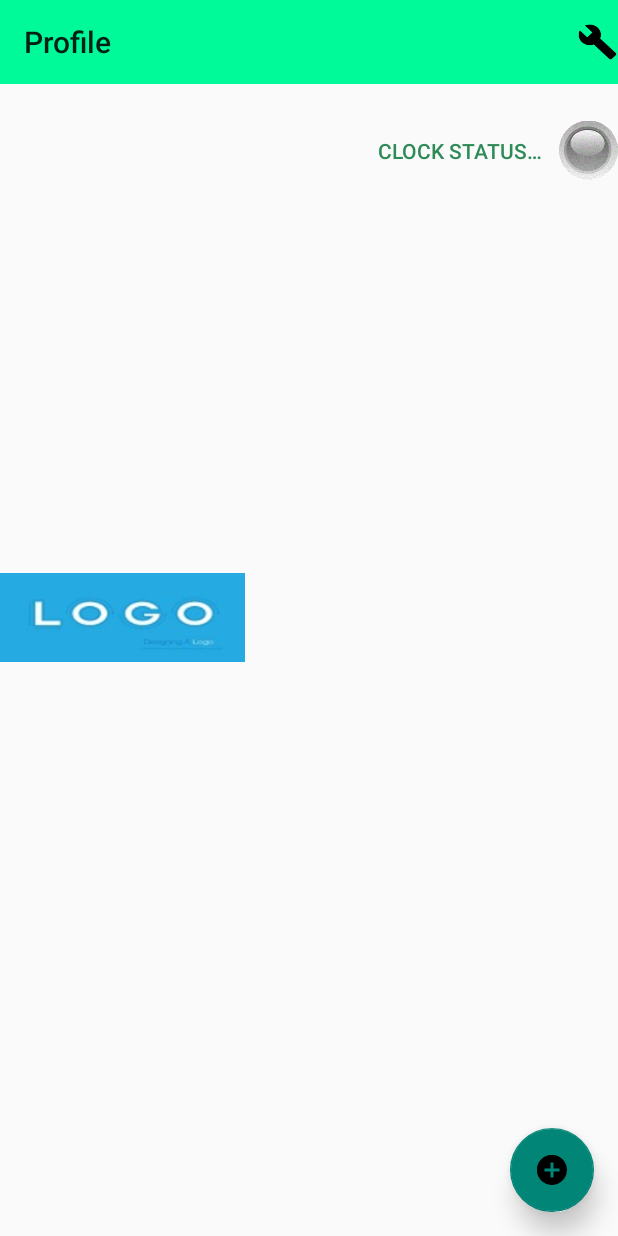
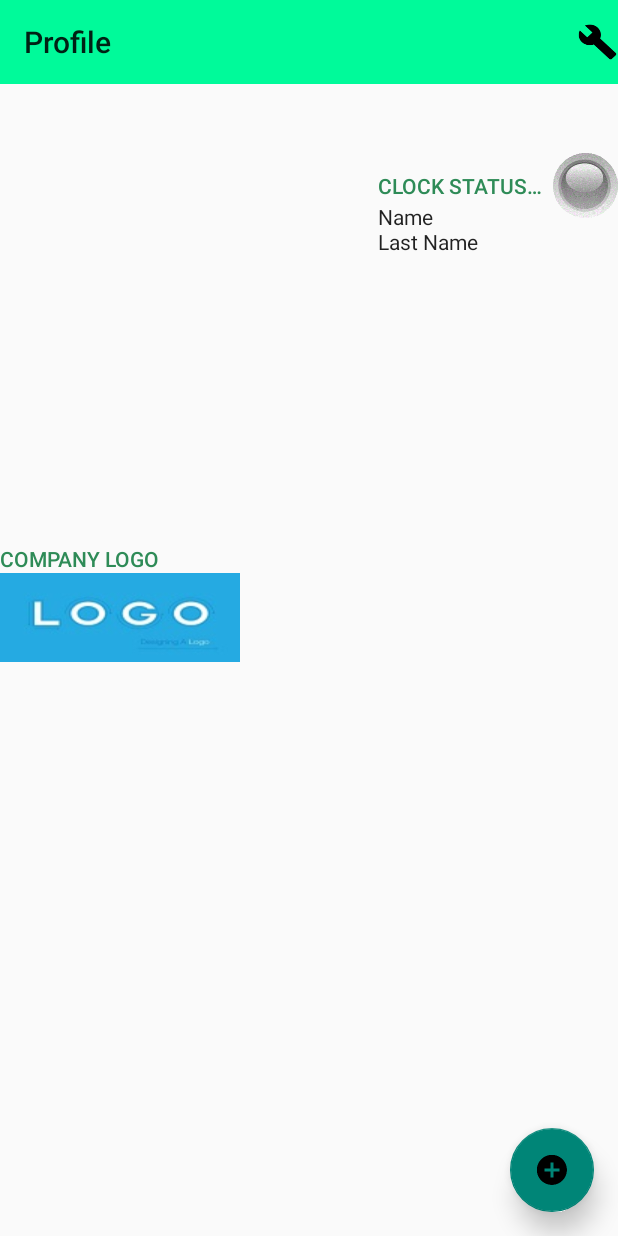
Before and after one commit to alcon2626/Smart-Work-Flow-X, an Android app: the screen it shows after launch once a user with an empty profile is signed in (Profile), on a phone screen of 412 x 824 dp. Run offline under Robolectric (Android 15) with nearby library versions, the phone set to English and light mode, and no system bars; our stand-ins replace AdMob, Firebase (no records; nobody signed in at launch, a user with empty details on screens opened directly); libraries missing offline, so code that uses them is left out: com.firebase.client; 1 statement that could not run was skipped.

Commit message:
Profile
Added name and last name, improve organization and look

```diff
--- a/Smartworkflow/app/src/main/res/layout/activity_profile.xml
+++ b/Smartworkflow/app/src/main/res/layout/activity_profile.xml
@@ -75,11 +75,11 @@
         app:elevation="10dp"/>
 
     <ImageView
-        android:layout_width="39dp"
-        android:layout_height="40dp"
+        android:layout_width="43dp"
+        android:layout_height="47dp"
         app:srcCompat="@drawable/clockout"
         android:id="@+id/ClockStatus"
-        android:layout_marginTop="80dp"
+        android:layout_marginTop="100dp"
         app:layout_anchor="@+id/include"
         app:layout_anchorGravity="top|right"
         android:layout_gravity="bottom|start" />
@@ -88,7 +88,7 @@
         android:text="@string/ClockStatus"
         android:layout_width="160dp"
         android:layout_height="wrap_content"
-        android:id="@+id/textView"
+        android:id="@+id/ClockStatusProfileTextView"
         app:layout_anchor="@id/ClockStatus"
         app:layout_anchorGravity="start|center"
         android:textColor="@color/SeaGreen"
@@ -110,22 +110,51 @@
 
     <ImageView
         android:layout_width="160dp"
+        android:layout_height="59dp"
+        android:layout_gravity="center|start"
+        android:id="@+id/CompanyLogo"
+        android:adjustViewBounds="false"
+        android:scaleType="fitXY"
+        android:cropToPadding="true" />
+
+    <ImageView
+        android:layout_width="160dp"
         android:layout_height="166dp"
         android:id="@+id/Profile_Picture"
         android:layout_marginTop="-290dp"
         android:layout_gravity="start"
-        android:cropToPadding="false"
         android:adjustViewBounds="false"
+        android:cropToPadding="true"
         android:scaleType="fitXY" />
 
-    <ImageView
-        android:layout_width="163dp"
-        android:layout_height="59dp"
-        android:layout_gravity="center|start"
-        android:id="@+id/CompanyLogo"
-        android:cropToPadding="false"
-        android:adjustViewBounds="false"
-        android:scaleType="fitXY" />
+    <TextView
+        android:text="@string/Company_Logo"
+        android:layout_width="wrap_content"
+        android:layout_height="wrap_content"
+        android:id="@+id/CompanyLogoText"
+        app:layout_anchor="@+id/CompanyLogo"
+        app:layout_anchorGravity="start"
+        android:layout_gravity="top|center_horizontal"
+        android:textColor="@color/SeaGreen"
+        android:textAppearance="@style/TextAppearance.AppCompat.Button"/>
+
+    <TextView
+        android:text="@string/Username"
+        android:layout_width="160dp"
+        android:layout_height="26dp"
+        android:id="@+id/UserNameProfile"
+        app:layout_anchor="@id/ClockStatus"
+        app:layout_anchorGravity="bottom"
+        android:textAppearance="@style/TextAppearance.AppCompat" />
+
+    <TextView
+        android:text="@string/LastName"
+        android:layout_width="160dp"
+        android:layout_height="wrap_content"
+        android:id="@+id/LastNameProfile"
+        android:textAppearance="@style/TextAppearance.AppCompat"
+        app:layout_anchor="@id/UserNameProfile"
+        app:layout_anchorGravity="bottom|end|bottom"/>
 
 
 </android.support.design.widget.CoordinatorLayout>
--- a/Smartworkflow/app/src/main/res/values/strings.xml
+++ b/Smartworkflow/app/src/main/res/values/strings.xml
@@ -17,6 +17,8 @@
     <string name="Username">Name</string>
     <string name="ClockStatus">Clock Status&#8230;</string>
     <string name="Profile">Profile</string>
+    <string name="Company_Logo">Company Logo</string>
+    <string name="LastName">Last Name</string>
     <string name="large_text">
         "Material is the metaphor.\n\n"
 
```
